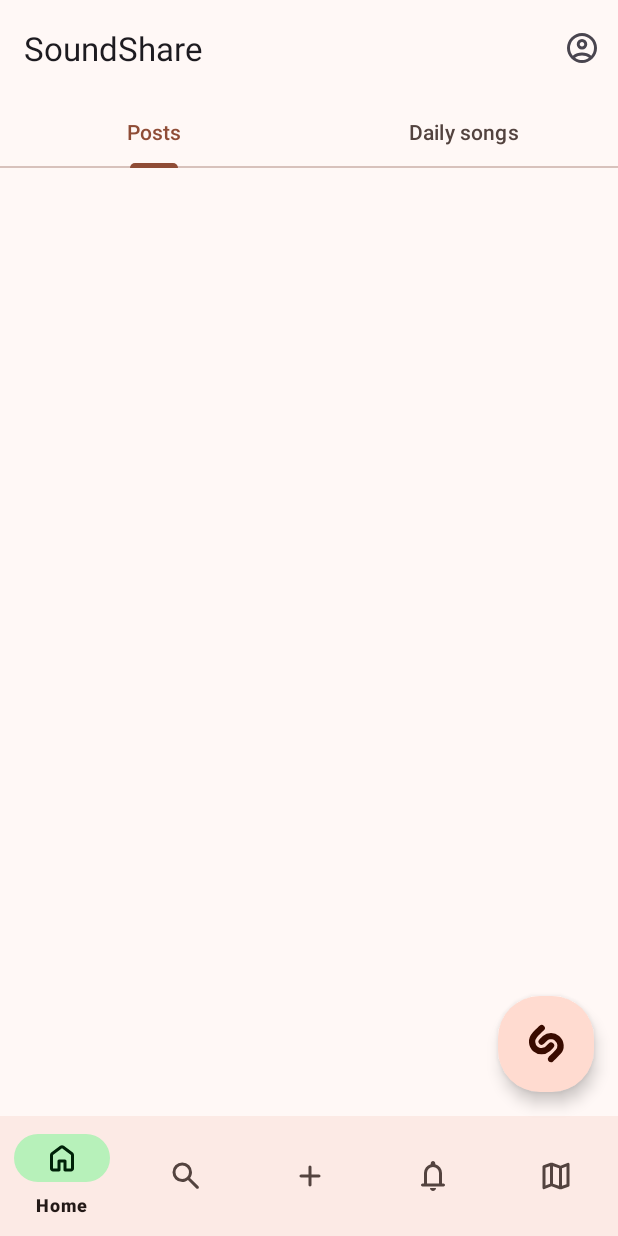
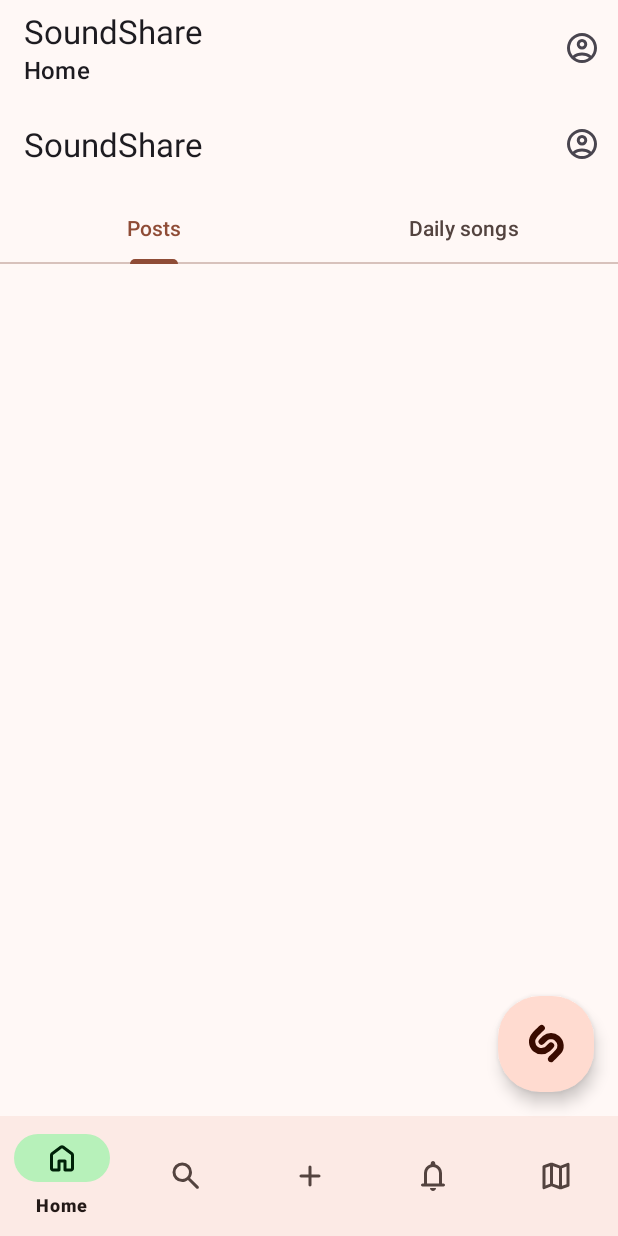
Before and after one commit to ikergcalvino/SoundShare, an Android app: the MainActivity screen opened directly, with no data from a screen before it, on a phone screen of 412 x 824 dp. Run offline under Robolectric (Android 15) with nearby library versions, the phone set to English and light mode, and no system bars; our stand-ins replace navigation-ui.

Commit message:
Añadido para que aparezca en las pestañas una barra superior común, con el nombre de la pestaña actual, hace falta cambiar la pestaña Home

```diff
--- a/app/src/main/java/com/muei/soundshare/MainActivity.kt
+++ b/app/src/main/java/com/muei/soundshare/MainActivity.kt
@@ -3,9 +3,13 @@ package com.muei.soundshare
 import android.content.Intent
 import android.os.Bundle
 import android.util.Log
+import android.view.View
 import androidx.appcompat.app.AppCompatActivity
+import androidx.navigation.NavController
 import androidx.navigation.findNavController
+import androidx.navigation.ui.AppBarConfiguration
 import androidx.navigation.ui.setupWithNavController
+import com.google.android.material.appbar.MaterialToolbar
 import com.google.android.material.bottomnavigation.BottomNavigationView
 import com.google.android.material.dialog.MaterialAlertDialogBuilder
 import com.muei.soundshare.databinding.ActivityMainBinding
@@ -14,17 +18,52 @@ class MainActivity : AppCompatActivity() {
 
     private lateinit var binding: ActivityMainBinding
 
+    private lateinit var topNav: MaterialToolbar
+    private lateinit var bottomNav: BottomNavigationView
+    private lateinit var navController: NavController
+
     override fun onCreate(savedInstanceState: Bundle?) {
         super.onCreate(savedInstanceState)
 
         binding = ActivityMainBinding.inflate(layoutInflater)
         setContentView(binding.root)
 
-        val navView: BottomNavigationView = binding.bottomNav
-        val navController = findNavController(R.id.nav_host_fragment_activity_main)
-        navView.setupWithNavController(navController)
+        topNav = binding.topNav
+        bottomNav = binding.bottomNav
+        navController = findNavController(R.id.nav_host_fragment_activity_main)
 
-        navView.setOnItemSelectedListener { menuItem ->
+        val appBarConfiguration = AppBarConfiguration(
+            setOf(
+                R.id.navigation_home,
+                R.id.navigation_search,
+                R.id.navigation_notifications,
+                R.id.navigation_map
+            )
+        )
+
+        topNav.setupWithNavController(navController, appBarConfiguration)
+        bottomNav.setupWithNavController(navController)
+
+        navController.addOnDestinationChangedListener { _, destination, _ ->
+            when (destination.id) {
+                R.id.navigation_profile, R.id.navigation_edit_profile -> {
+                    topNav.subtitle = destination.label
+                    binding.buttonShazam.visibility = View.GONE
+                    topNav.menu.clear()
+                }
+
+                else -> {
+                    topNav.title = getString(R.string.app_name)
+                    topNav.subtitle = destination.label
+                    if (topNav.menu.size() == 0) {
+                        topNav.inflateMenu(R.menu.top_nav_menu)
+                    }
+                    binding.buttonShazam.visibility = View.VISIBLE
+                }
+            }
+        }
+
+        bottomNav.setOnItemSelectedListener { menuItem ->
             when (menuItem.itemId) {
                 R.id.navigation_home -> {
                     Log.d("SoundShare", "Home clicked")
@@ -62,6 +101,18 @@ class MainActivity : AppCompatActivity() {
             }
         }
 
+        topNav.setOnMenuItemClickListener { menuItem ->
+            when (menuItem.itemId) {
+                R.id.navigation_profile -> {
+                    Log.d("SoundShare", "Profile clicked")
+                    navController.navigate(R.id.navigation_profile)
+                    true
+                }
+
+                else -> false
+            }
+        }
+
         binding.buttonShazam.setOnClickListener {
             Log.d("SoundShare", "Shazam button clicked")
             val dialogView = layoutInflater.inflate(R.layout.layout_song, null)
--- a/app/src/main/res/layout/activity_main.xml
+++ b/app/src/main/res/layout/activity_main.xml
@@ -5,16 +5,34 @@
     android:layout_width="match_parent"
     android:layout_height="match_parent">
 
+    <com.google.android.material.appbar.AppBarLayout
+        android:id="@+id/top_appbar"
+        android:layout_width="match_parent"
+        android:layout_height="?attr/actionBarSize"
+        android:fitsSystemWindows="true"
+        app:layout_constraintLeft_toLeftOf="parent"
+        app:layout_constraintRight_toRightOf="parent"
+        app:layout_constraintTop_toTopOf="parent">
+
+        <com.google.android.material.appbar.MaterialToolbar
+            android:id="@+id/top_nav"
+            android:layout_width="match_parent"
+            android:layout_height="match_parent"
+            app:layout_scrollEffect="compress"
+            app:layout_scrollFlags="scroll|enterAlways|snap"
+            app:menu="@menu/top_nav_menu" />
+
+    </com.google.android.material.appbar.AppBarLayout>
+
     <fragment
         android:id="@+id/nav_host_fragment_activity_main"
         android:name="androidx.navigation.fragment.NavHostFragment"
         android:layout_width="match_parent"
-        android:layout_height="match_parent"
+        android:layout_height="0dp"
         app:defaultNavHost="true"
         app:layout_constraintBottom_toTopOf="@id/bottom_nav"
-        app:layout_constraintLeft_toLeftOf="parent"
-        app:layout_constraintRight_toRightOf="parent"
-        app:layout_constraintTop_toTopOf="parent"
+        app:layout_constraintTop_toBottomOf="@id/top_appbar"
+        app:layout_constraintVertical_bias="0"
         app:navGraph="@navigation/mobile_navigation" />
 
     <com.google.android.material.floatingactionbutton.FloatingActionButton
```
